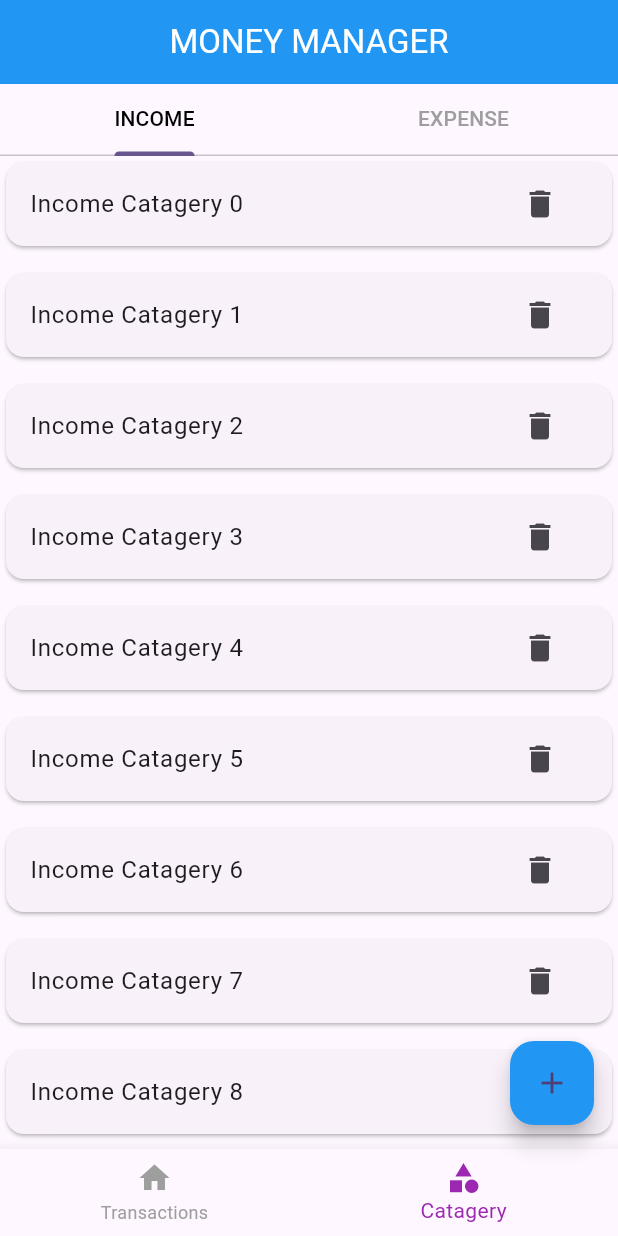
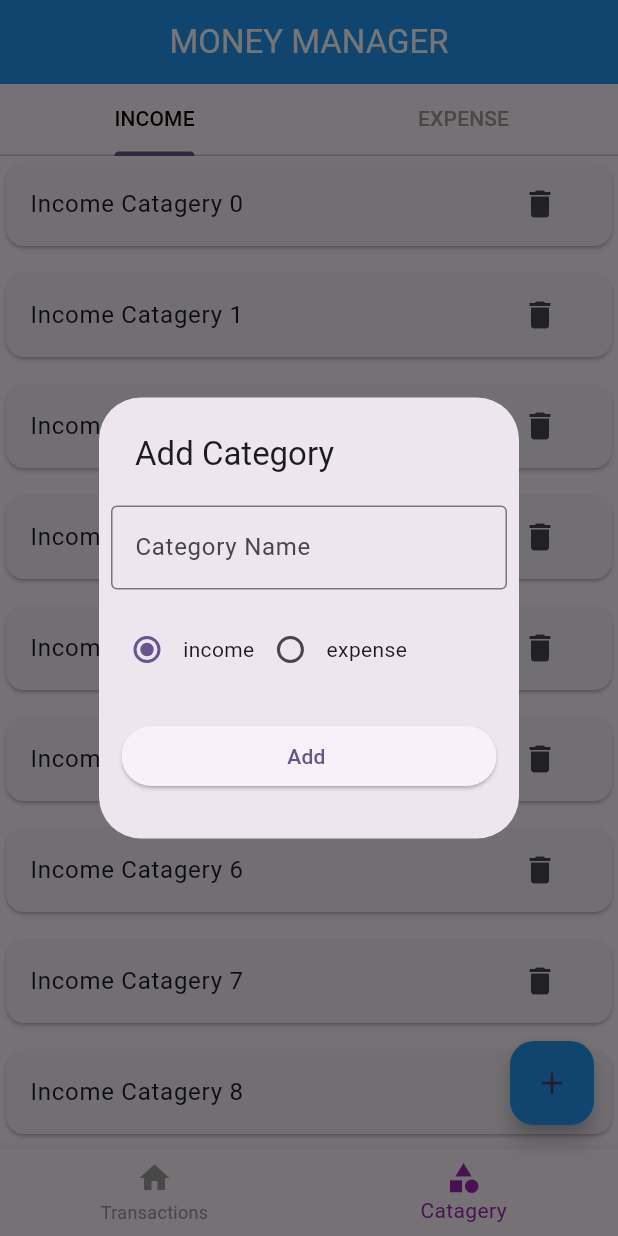
Before and after one commit to arjun2020-py/Personal_Money_Management_App, a Flutter app: the screen it shows after launch, item 2 of the bottom bar chosen, after a tap on the "add" icon, on a phone screen of 412 x 824 dp. Run offline on Flutter 3.47's test engine with Material 2 defaults, Android fonts, the light colour scheme and no system bars; our stand-ins replace hive, hive_flutter; accounts and stored records are empty.

Commit message:
category hive storage started

```diff
--- /dev/null
+++ b/lib/db/category/category_db.dart
@@ -0,0 +1,24 @@
+import 'package:hive_flutter/hive_flutter.dart';
+import 'package:peronal_money_mangment/model/categery/categery_model.dart';
+
+const CATEGORY_DB_NAME = 'category_database';
+
+abstract class CategoryDbFunctions {
+  Future<List<CategeryModel>> getCategories();
+
+  Future<void> instertCategory(CategeryModel value);
+}
+
+class CategoryDB implements CategoryDbFunctions {
+  @override
+  Future<void> instertCategory(CategeryModel value) async {
+    final _categoryDB = await Hive.openBox<CategeryModel>(CATEGORY_DB_NAME);
+   await _categoryDB.add(value);
+  }
+
+  @override
+  Future<List<CategeryModel>> getCategories() async {
+    final _categoryDB = await Hive.openBox<CategeryModel>(CATEGORY_DB_NAME);
+    return _categoryDB.values.toList();
+  }
+}
--- a/lib/main.dart
+++ b/lib/main.dart
@@ -1,8 +1,18 @@
 import 'package:flutter/material.dart';
+import 'package:hive_flutter/hive_flutter.dart';
+import 'package:peronal_money_mangment/model/categery/categery_model.dart';
 
 import 'screen/home/screen_home.dart';
 
-void main() {
+Future<void> main() async {
+  WidgetsFlutterBinding.ensureInitialized();
+  await Hive.initFlutter();
+  if (!Hive.isAdapterRegistered(CategoryTypeAdapter().typeId)) {
+    Hive.registerAdapter(CategoryTypeAdapter());
+  }
+  if (!Hive.isAdapterRegistered(CategeryModelAdapter().typeId)) {
+    Hive.registerAdapter(CategeryModelAdapter());
+  }
   runApp(const MyApp());
 }
 
--- /dev/null
+++ b/lib/model/categery/categery_model.dart
@@ -0,0 +1,33 @@
+import 'package:hive/hive.dart';
+part 'categery_model.g.dart';
+
+@HiveType(typeId: 2)
+enum CategoryType {
+  @HiveField(0)
+  income,
+  @HiveField(1)
+  expense;
+}
+
+@HiveType(typeId: 1)
+class CategeryModel {
+  @HiveField(0)
+  final String id;
+  @HiveField(1)
+  final String categeryName;
+  @HiveField(2)
+  final bool isDeleted;
+  @HiveField(3)
+  final CategoryType type;
+
+  CategeryModel(
+      {required this.id,
+      required this.categeryName,
+      this.isDeleted = false,
+      required this.type});
+
+  @override
+  String toString() {
+    return '{$categeryName $type}';
+  }
+}
--- /dev/null
+++ b/lib/screen/catagery/custom_popup_button.dart
@@ -0,0 +1,57 @@
+
+import 'package:flutter/material.dart';
+import 'package:peronal_money_mangment/db/category/category_db.dart';
+import 'package:peronal_money_mangment/model/categery/categery_model.dart';
+import 'package:peronal_money_mangment/screen/catagery/widget/custom_radio_button.dart';
+
+Future<void> showCategoryAddPopup(BuildContext context) async {
+  final _nameController = TextEditingController();
+  return showDialog(
+    context: context,
+    builder: (cotx) {
+      return SimpleDialog(
+        title: Text('Add Category'),
+        children: [
+          Padding(
+            padding: const EdgeInsets.all(8.0),
+            child: TextFormField(
+              controller: _nameController,
+              textInputAction: TextInputAction.next,
+              decoration: InputDecoration(
+                  hintText: 'Category Name', border: OutlineInputBorder()),
+            ),
+          ),
+          Padding(
+            padding: const EdgeInsets.all(8.0),
+            child: Row(
+              children: [
+                CustomRaioButton(text: 'income', type: CategoryType.income),
+                CustomRaioButton(text: 'expense', type: CategoryType.expense),
+              ],
+            ),
+          ),
+          Padding(
+            padding: const EdgeInsets.all(15.0),
+            child: ElevatedButton(
+                onPressed: () {
+                  final _name = _nameController.text;
+
+                  //validation check
+                  if (_name.isEmpty) {
+                    return;
+                  }
+                  final _type = selectedCategoryNotifer.value;
+                  final _category = CategeryModel(
+                      id: DateTime.now().millisecondsSinceEpoch.toString(),
+                      categeryName: _name,
+                      type: _type);
+                  CategoryDB().instertCategory(_category);
+                  Navigator.of(cotx).pop();
+                },
+                child: Text('Add ')),
+          )
+        ],
+      );
+    },
+  );
+}
--- a/lib/screen/catagery/screen_catagery.dart
+++ b/lib/screen/catagery/screen_catagery.dart
@@ -1,4 +1,5 @@
 import 'package:flutter/material.dart';
+import 'package:peronal_money_mangment/db/category/category_db.dart';
 import 'package:peronal_money_mangment/screen/catagery/expense/screen_expense.dart';
 import 'package:peronal_money_mangment/screen/catagery/income/screen_income.dart';
 
@@ -16,7 +17,10 @@ class _ScreenCatageryState extends State<ScreenCatagery>
   @override
   void initState() {
     _tabController = TabController(length: 2, vsync: this);
-    // TODO: implement initState
+    CategoryDB().getCategories().then((value) {
+      print('category get');
+      print(value.toString());
+    });
     super.initState();
   }
 
--- /dev/null
+++ b/lib/screen/catagery/widget/custom_radio_button.dart
@@ -0,0 +1,35 @@
+import 'package:flutter/material.dart';
+import 'package:peronal_money_mangment/model/categery/categery_model.dart';
+
+ValueNotifier<CategoryType> selectedCategoryNotifer =
+    ValueNotifier(CategoryType.income);
+
+class CustomRaioButton extends StatelessWidget {
+  const CustomRaioButton({super.key, required this.text, required this.type});
+  final String text;
+  final CategoryType type;
+  @override
+  Widget build(BuildContext context) {
+    return Row(
+      children: [
+        ValueListenableBuilder(
+          valueListenable: selectedCategoryNotifer,
+          builder: (context, value, child) {
+            return Radio<CategoryType>(
+              value: type,
+              groupValue: selectedCategoryNotifer.value,
+              onChanged: (value) {
+                if (value == null) {
+                  return;
+                }
+                selectedCategoryNotifer.value = value;
+                selectedCategoryNotifer.notifyListeners();
+              },
+            );
+          },
+        ),
+        Text(text)
+      ],
+    );
+  }
+}
--- a/lib/screen/home/screen_home.dart
+++ b/lib/screen/home/screen_home.dart
@@ -1,7 +1,10 @@
 import 'package:flutter/material.dart';
+import 'package:peronal_money_mangment/db/category/category_db.dart';
+import 'package:peronal_money_mangment/model/categery/categery_model.dart';
 import 'package:peronal_money_mangment/screen/catagery/screen_catagery.dart';
 import 'package:peronal_money_mangment/screen/transactions/screen_transactions.dart';
 
+import '../catagery/custom_popup_button.dart';
 import 'widgets/bottom_navigation.dart';
 
 class ScreenHome extends StatelessWidget {
@@ -19,6 +22,13 @@ class ScreenHome extends StatelessWidget {
             print('add trnsation data');
           } else {
             print('add catagery data');
+            showCategoryAddPopup(context);
+            // final _categryValues = CategeryModel(
+            //     id: DateTime.now().millisecondsSinceEpoch.toString(),
+            //     categeryName: 'travel',
+            //     type: CategoryType.expense);
+            // print('----------------------------------0');
+            // CategoryDB().instertCategory(_categryValues);
           }
         },
         child: Icon(Icons.add),
--- a/pubspec.yaml
+++ b/pubspec.yaml
@@ -35,6 +35,8 @@ dependencies:
   # The following adds the Cupertino Icons font to your application.
   # Use with the CupertinoIcons class for iOS style icons.
   cupertino_icons: ^1.0.2
+  hive: ^2.2.3
+  hive_flutter: ^1.1.0
 
 dev_dependencies:
   flutter_test:
@@ -46,6 +48,8 @@ dev_dependencies:
   # package. See that file for information about deactivating specific lint
   # rules and activating additional ones.
   flutter_lints: ^2.0.0
+  hive_generator: ^2.0.1
+  build_runner: ^2.4.6
 
 # For information on the generic Dart part of this file, see the
 # following page: https://dart.dev/tools/pub/pubspec
```
Also changed, not shown: lib/model/categery/categery_model.g.dart (added), pubspec.lock, 1 other file.
